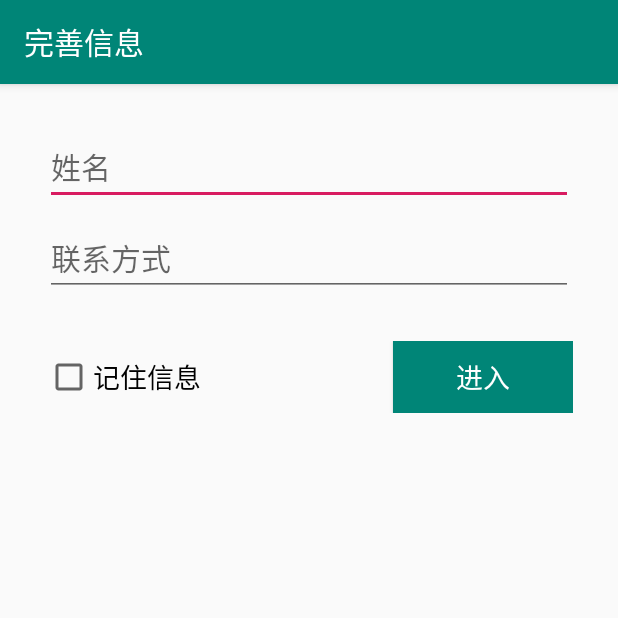
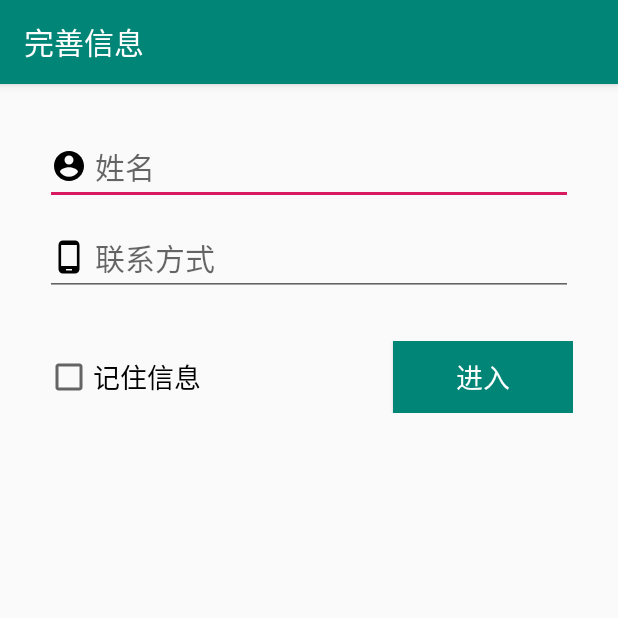
Before and after one commit to tony1989zhang/transport-fjny, an Android app: the screen it shows after launch (LoginActivity), on a phone screen of 412 x 824 dp, the top half of it. Run offline under Robolectric (Android 15) with nearby library versions, the phone set to English and light mode, and no system bars.

Commit message:
2019/12/8 9.40 登录页面优化

```diff
--- a/app/src/main/java/com/fjny/myapplication/ui/activity/MainActivity.java
+++ b/app/src/main/java/com/fjny/myapplication/ui/activity/MainActivity.java
@@ -62,8 +62,8 @@ public class MainActivity extends BaseActivity {
 
         // 从 shared 中获取用户信息 并显示到侧滑菜单上
         SharedPreferences shared = getSharedPreferences("userInfo", MODE_PRIVATE);
-        textView1.setText(shared.getString("name","name"));
-        textView2.setText(shared.getString("contact","contact"));
+        textView1.setText("姓名："+ shared.getString("name","name"));
+        textView2.setText("联系方式："+ shared.getString("contact","contact"));
     }
 
 
--- /dev/null
+++ b/app/src/main/res/drawable/ic_account_circle_black_24dp.xml
@@ -0,0 +1,9 @@
+<vector xmlns:android="http://schemas.android.com/apk/res/android"
+        android:width="24dp"
+        android:height="24dp"
+        android:viewportWidth="24.0"
+        android:viewportHeight="24.0">
+    <path
+        android:fillColor="#FF000000"
+        android:pathData="M12,2C6.48,2 2,6.48 2,12s4.48,10 10,10 10,-4.48 10,-10S17.52,2 12,2zM12,5c1.66,0 3,1.34 3,3s-1.34,3 -3,3 -3,-1.34 -3,-3 1.34,-3 3,-3zM12,19.2c-2.5,0 -4.71,-1.28 -6,-3.22 0.03,-1.99 4,-3.08 6,-3.08 1.99,0 5.97,1.09 6,3.08 -1.29,1.94 -3.5,3.22 -6,3.22z"/>
+</vector>
--- /dev/null
+++ b/app/src/main/res/drawable/ic_phone_android_black_24dp.xml
@@ -0,0 +1,9 @@
+<vector xmlns:android="http://schemas.android.com/apk/res/android"
+        android:width="24dp"
+        android:height="24dp"
+        android:viewportWidth="24.0"
+        android:viewportHeight="24.0">
+    <path
+        android:fillColor="#FF000000"
+        android:pathData="M16,1L8,1C6.34,1 5,2.34 5,4v16c0,1.66 1.34,3 3,3h8c1.66,0 3,-1.34 3,-3L19,4c0,-1.66 -1.34,-3 -3,-3zM14,21h-4v-1h4v1zM17.25,18L6.75,18L6.75,4h10.5v14z"/>
+</vector>
--- a/app/src/main/res/layout/activity_login.xml
+++ b/app/src/main/res/layout/activity_login.xml
@@ -12,7 +12,11 @@
         android:layout_height="wrap_content"
         android:id="@+id/et_name"
         android:hint="姓名"
-        android:textSize="20sp" />
+        android:textSize="20sp"
+        android:focusableInTouchMode="true"
+        android:singleLine="true"
+        android:drawableLeft="@drawable/ic_account_circle_black_24dp"
+        android:drawablePadding="5dp"/>
 
     <EditText
         android:layout_width="match_parent"
@@ -20,7 +24,10 @@
         android:id="@+id/et_contact"
         android:hint="联系方式"
         android:textSize="20sp"
-        android:layout_marginTop="10dp"/>
+        android:layout_marginTop="10dp"
+        android:singleLine="true"
+        android:drawableLeft="@drawable/ic_phone_android_black_24dp"
+        android:drawablePadding="5dp"/>
 
     <LinearLayout
         android:layout_width="match_parent"
```
